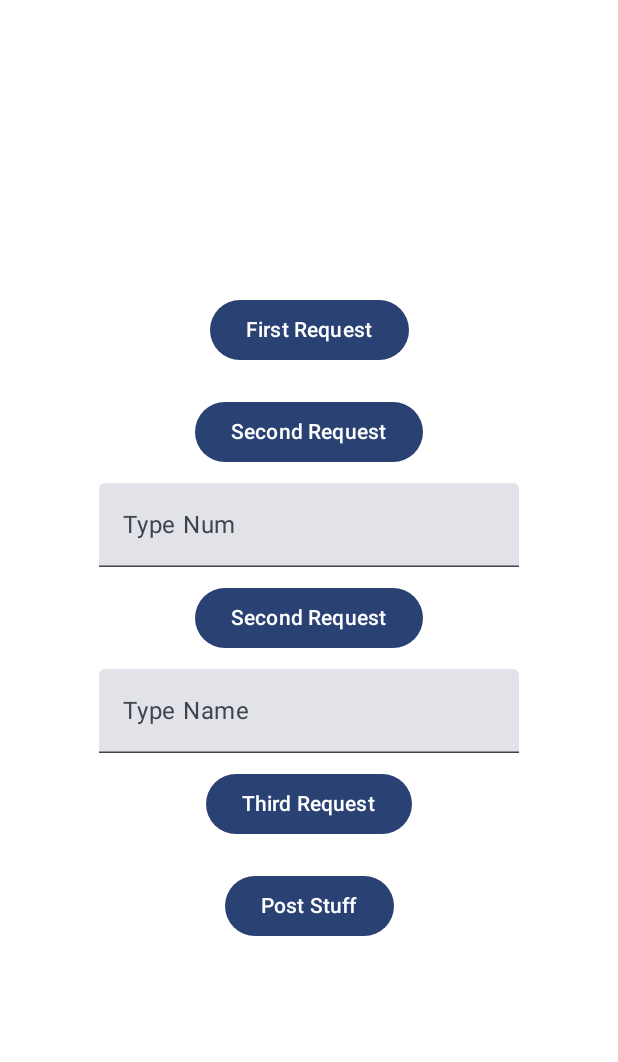
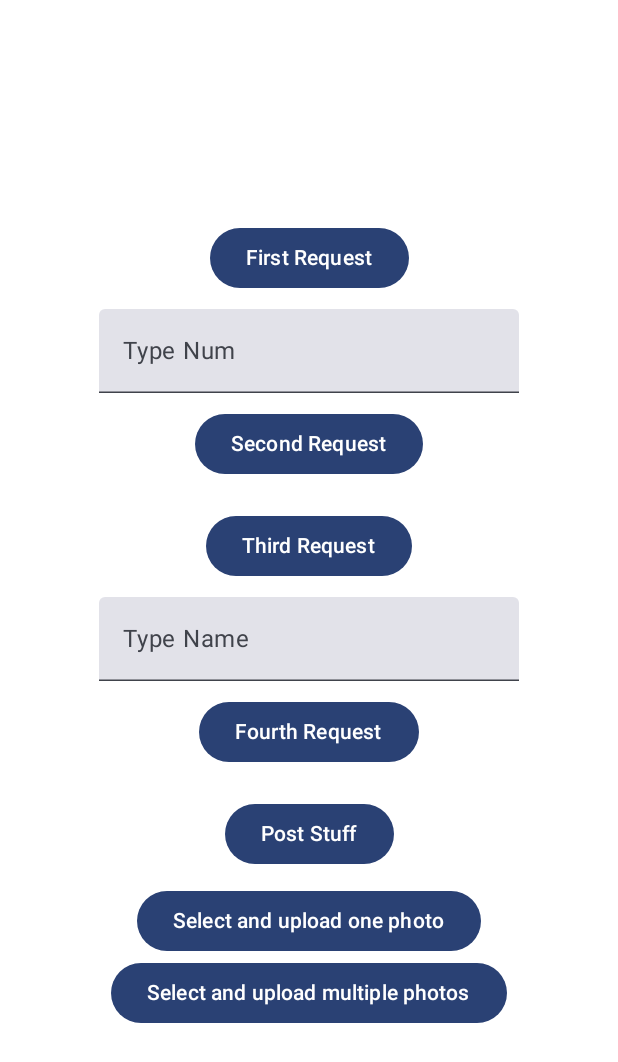
Before and after one commit to Gerald161/android_retrofit, an Android app built with Jetpack Compose: the composable Navigation shown on its own in the app's theme, after a tap on "Second Request", on a phone screen of 412 x 824 dp. Shown: the top 1062 px of the screen. Run offline under Robolectric (Android 15) with nearby library versions, the phone set to English and light mode, and no system bars; our stand-ins replace Dagger/Hilt's generated code; network calls fail; pictures from the network do not load.

```diff
--- a/app/build.gradle.kts
+++ b/app/build.gradle.kts
@@ -89,4 +89,7 @@ dependencies {
 
     // KotlinX Serialization
     implementation("org.jetbrains.kotlinx:kotlinx-serialization-json:1.3.0")
+
+    // coil
+    implementation("io.coil-kt:coil-compose:2.5.0")
 }
--- a/app/src/main/java/com/example/retrofitapp/MainActivity.kt
+++ b/app/src/main/java/com/example/retrofitapp/MainActivity.kt
@@ -8,6 +8,7 @@ import androidx.compose.material3.MaterialTheme
 import androidx.compose.material3.Surface
 import androidx.compose.ui.Modifier
 import androidx.navigation.NavHostController
+import androidx.navigation.compose.rememberNavController
 import com.example.retrofitapp.Navigation.Navigation
 import com.example.retrofitapp.ui.theme.RetrofitAppTheme
 import dagger.hilt.android.AndroidEntryPoint
@@ -22,6 +23,8 @@ class MainActivity : ComponentActivity() {
 
         setContent {
             RetrofitAppTheme {
+                navController = rememberNavController()
+
                 // A surface container using the 'background' color from the theme
                 Surface(
                     modifier = Modifier.fillMaxSize(),
--- a/app/src/main/java/com/example/retrofitapp/Navigation/Navigation.kt
+++ b/app/src/main/java/com/example/retrofitapp/Navigation/Navigation.kt
@@ -12,8 +12,6 @@ import com.example.retrofitapp.Navigation.Screens.HomeScreen
 fun Navigation(
     navController: NavHostController
 ){
-    val myViewModel = hiltViewModel<MainViewModel>()
-
     NavHost(
         navController = navController,
         startDestination = Screen.HomeScreen.route
--- a/app/src/main/java/com/example/retrofitapp/Navigation/Screens/HomeScreen.kt
+++ b/app/src/main/java/com/example/retrofitapp/Navigation/Screens/HomeScreen.kt
@@ -1,9 +1,14 @@
 package com.example.retrofitapp.Navigation.Screens
 
+import android.net.Uri
 import android.widget.Toast
+import androidx.activity.compose.rememberLauncherForActivityResult
+import androidx.activity.result.PickVisualMediaRequest
+import androidx.activity.result.contract.ActivityResultContracts
 import androidx.compose.foundation.layout.Arrangement
 import androidx.compose.foundation.layout.Column
 import androidx.compose.foundation.layout.fillMaxSize
+import androidx.compose.foundation.layout.fillMaxWidth
 import androidx.compose.foundation.layout.padding
 import androidx.compose.foundation.rememberScrollState
 import androidx.compose.foundation.text.KeyboardOptions
@@ -18,13 +23,18 @@ import androidx.compose.runtime.remember
 import androidx.compose.runtime.setValue
 import androidx.compose.ui.Alignment
 import androidx.compose.ui.Modifier
+import androidx.compose.ui.layout.ContentScale
 import androidx.compose.ui.platform.LocalContext
 import androidx.compose.ui.text.input.ImeAction
 import androidx.compose.ui.text.input.KeyboardType
 import androidx.compose.ui.unit.dp
+import androidx.core.net.toFile
 import androidx.hilt.navigation.compose.hiltViewModel
 import androidx.navigation.NavController
+import coil.compose.AsyncImage
 import com.example.retrofitapp.MainViewModel
+import java.io.File
+import java.lang.NumberFormatException
 
 @Composable
 fun HomeScreen(
@@ -37,6 +47,52 @@ fun HomeScreen(
     var num by remember { mutableStateOf("") }
 
     var name by remember { mutableStateOf("") }
+
+    var selectedUri by remember{ mutableStateOf<Uri?>(null) }
+
+    var selectedUris by remember {
+        mutableStateOf<List<Uri>>(emptyList())
+    }
+
+    var allFilesSelected: MutableList<File> = arrayListOf()
+
+    val singlePhotoPicker = rememberLauncherForActivityResult(
+        contract = ActivityResultContracts.PickVisualMedia(),
+        onResult = {
+            selectedUri = it
+
+            val file = File(context.cacheDir, "image.jpg")
+
+            val inputStream = context.contentResolver.openInputStream(it!!)
+
+            file.outputStream().use {outputstream ->
+                inputStream!!.copyTo(outputstream)
+            }
+
+            myViewModel.uploadImage(file)
+        }
+    )
+
+    val multiplePhotoPicker = rememberLauncherForActivityResult(
+        contract = ActivityResultContracts.PickMultipleVisualMedia(),
+        onResult = { allUris ->
+            selectedUris = allUris
+
+            allUris.forEachIndexed { index, uri ->
+                val file = File(context.cacheDir, "image_${index}.jpg")
+
+                val inputStream = context.contentResolver.openInputStream(uri!!)
+
+                file.outputStream().use {outputstream ->
+                    inputStream!!.copyTo(outputstream)
+                }
+
+                allFilesSelected.add(file)
+            }
+
+            myViewModel.uploadMultipleImages(allFilesSelected)
+        }
+    )
 
     Column(
         modifier = Modifier
@@ -62,21 +118,6 @@ fun HomeScreen(
             Text("First Request")
         }
 
-        Button(
-            modifier = Modifier.padding(10.dp),
-            onClick = {
-                myViewModel.normalRequest2(num.toInt())
-
-                Toast.makeText(
-                    context,
-                    "Fired second bad boy",
-                    Toast.LENGTH_SHORT
-                ).show()
-            }
-        ) {
-            Text("Second Request")
-        }
-
         TextField(
             value = num,
             onValueChange = {
@@ -94,6 +135,29 @@ fun HomeScreen(
         Button(
             modifier = Modifier.padding(10.dp),
             onClick = {
+                try {
+                    myViewModel.normalRequest2(num.toInt())
+
+                    Toast.makeText(
+                        context,
+                        "Fired second bad boy",
+                        Toast.LENGTH_SHORT
+                    ).show()
+                }catch(e: NumberFormatException){
+                    Toast.makeText(
+                        context,
+                        "Type a number",
+                        Toast.LENGTH_SHORT
+                    ).show()
+                }
+            }
+        ) {
+            Text("Second Request")
+        }
+
+        Button(
+            modifier = Modifier.padding(10.dp),
+            onClick = {
                 myViewModel.normalRequest3(name)
 
                 Toast.makeText(
@@ -103,7 +167,7 @@ fun HomeScreen(
                 ).show()
             }
         ) {
-            Text("Second Request")
+            Text("Third Request")
         }
 
         TextField(
@@ -123,16 +187,16 @@ fun HomeScreen(
         Button(
             modifier = Modifier.padding(10.dp),
             onClick = {
-                myViewModel.normalRequest4("Kofi", "gracias")
+                myViewModel.normalRequest4("Kofi", "20")
 
                 Toast.makeText(
                     context,
-                    "Fired third bad boy",
+                    "Fired fourth bad boy",
                     Toast.LENGTH_SHORT
                 ).show()
             }
         ) {
-            Text("Third Request")
+            Text("Fourth Request")
         }
 
         Button(
@@ -149,5 +213,28 @@ fun HomeScreen(
         ) {
             Text("Post Stuff")
         }
+
+        Button(onClick = {
+            singlePhotoPicker.launch(
+                PickVisualMediaRequest(ActivityResultContracts.PickVisualMedia.ImageOnly)
+            )
+        }) {
+            Text(text = "Select and upload one photo")
+        }
+
+        Button(onClick = {
+            multiplePhotoPicker.launch(
+                PickVisualMediaRequest(ActivityResultContracts.PickVisualMedia.ImageOnly)
+            )
+        }) {
+            Text(text = "Select and upload multiple photos")
+        }
+
+//        AsyncImage(
+//            model = selectedUri,
+//            contentDescription = null,
+//            modifier = Modifier.fillMaxWidth(),
+//            contentScale = ContentScale.Fit
+//        )
     }
 }
--- a/app/src/main/java/com/example/retrofitapp/api/SImpleApi.kt
+++ b/app/src/main/java/com/example/retrofitapp/api/SImpleApi.kt
@@ -2,37 +2,58 @@ package com.example.retrofitapp.api
 
 import com.example.retrofitapp.model.Post
 import com.example.retrofitapp.model.Status
+import okhttp3.MultipartBody
 import retrofit2.Response
+import retrofit2.http.DELETE
 import retrofit2.http.Field
 import retrofit2.http.FormUrlEncoded
 import retrofit2.http.GET
+import retrofit2.http.Multipart
 import retrofit2.http.POST
+import retrofit2.http.Part
 import retrofit2.http.Path
 import retrofit2.http.Query
 
 interface SimpleApi {
-    @GET("/")
+    @GET("/search/getpost")
     suspend fun getPost(): Response<Post>
 
-    @GET("/{postNumber}")
-    suspend fun getPosts(
+    @GET("/search/getpost/{postNumber}")
+    suspend fun getPost2(
         @Path("postNumber") number: Int
     ): Response<Post>
 
-    @GET("/")
-    suspend fun getPosts2(
+    @GET("/search/getpost")
+    suspend fun getPosts3(
         @Query("search") name: String
     ): Response<Post>
 
-    @GET("/")
-    suspend fun getPosts3(
-        @Query("search") name: String,
-        @Query("rank") rank: String
+    @GET("/search/getpost")
+    suspend fun getPosts4(
+        @Query("name") name: String,
+        @Query("age") age: String
     ): Response<List<Post>>
 
-    @POST("/posts")
+    @POST("/search/poststuff")
     @FormUrlEncoded
     suspend fun postStuff(
         @Field("name") name: String
     ) : Response<Status>
+
+    @Multipart
+    @POST("/search/upload")
+    suspend fun uploadImage(
+        @Part image: MultipartBody.Part
+    ) : Response<Status>
+
+    @Multipart
+    @POST("/search/upload")
+    suspend fun uploadMultipleImages(
+        @Part image: List<MultipartBody.Part>
+    ) : Response<Status>
+
+    @DELETE("search/remove/{slug}")
+    suspend fun deletePicture(
+        @Path("slug")slug: String
+    ) : Response<Status>
 }
--- a/app/src/main/java/com/example/retrofitapp/model/Post.kt
+++ b/app/src/main/java/com/example/retrofitapp/model/Post.kt
@@ -1,4 +1,6 @@
 package com.example.retrofitapp.model
+
+import kotlinx.serialization.Serializable
 
 data class Post (
     val name: String,
```
Also changed, not shown: app/src/main/java/com/example/retrofitapp/MainViewModel.kt (+24 -3 lines), app/src/main/java/com/example/retrofitapp/Repository/ApiRepo.kt (+35 -4 lines), app/src/main/java/com/example/retrofitapp/di/AppModule.kt (+7 -8 lines).
